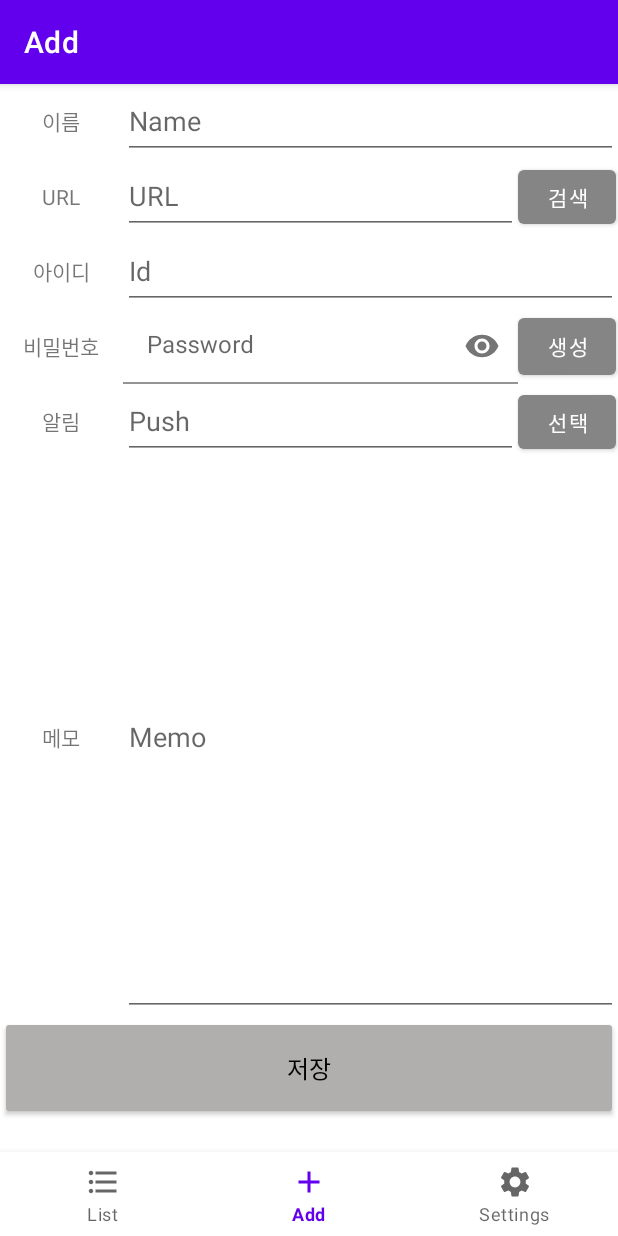
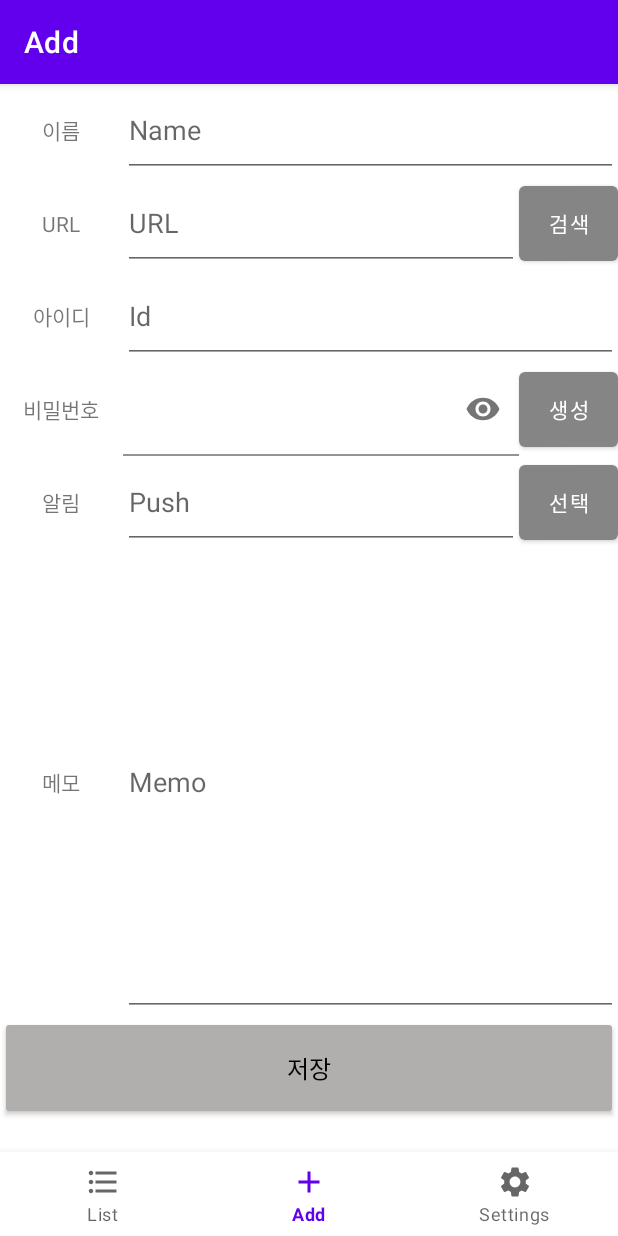
Before and after one commit to kksomi/PWManager, an Android app: the AddFragment screen opened through its navigation route, on a phone screen of 412 x 824 dp. Run offline under Robolectric (Android 15) with nearby library versions, the phone set to English and light mode, and no system bars; our stand-ins replace navigation-ui; 11 statements that could not run were skipped.

Commit message:
insert ui 수정

```diff
--- a/app/src/main/res/layout/activity_insert.xml
+++ b/app/src/main/res/layout/activity_insert.xml
@@ -29,47 +29,54 @@
                 android:layout_width="0px"
                 android:layout_height="match_parent"
                 android:layout_weight="1"
-                android:orientation="vertical">
+                android:orientation="vertical"
+                android:weightSum="10">
 
                 <TextView
                     android:id="@+id/textView"
                     android:layout_width="match_parent"
-                    android:layout_height="50dp"
+                    android:layout_height="0px"
+                    android:layout_weight="1"
                     android:gravity="center"
                     android:text="이름" />
 
                 <TextView
                     android:id="@+id/textView2"
                     android:layout_width="match_parent"
-                    android:layout_height="50dp"
+                    android:layout_height="0px"
+                    android:layout_weight="1"
                     android:gravity="center"
                     android:text="URL" />
 
                 <TextView
                     android:id="@+id/textView3"
                     android:layout_width="match_parent"
-                    android:layout_height="50dp"
+                    android:layout_height="0px"
+                    android:layout_weight="1"
                     android:gravity="center"
                     android:text="아이디" />
 
                 <TextView
                     android:id="@+id/textView4"
                     android:layout_width="match_parent"
-                    android:layout_height="50dp"
+                    android:layout_height="0px"
+                    android:layout_weight="1"
                     android:gravity="center"
                     android:text="비밀번호" />
 
                 <TextView
                     android:id="@+id/textView5"
                     android:layout_width="match_parent"
-                    android:layout_height="50dp"
+                    android:layout_height="0px"
+                    android:layout_weight="1"
                     android:gravity="center"
                     android:text="알림" />
 
                 <TextView
                     android:id="@+id/textView6"
                     android:layout_width="match_parent"
-                    android:layout_height="match_parent"
+                    android:layout_height="0px"
+                    android:layout_weight="5"
                     android:gravity="center|center_horizontal"
                     android:text="메모" />
             </LinearLayout>
@@ -79,32 +86,37 @@
                 android:layout_width="0px"
                 android:layout_height="match_parent"
                 android:layout_weight="4"
-                android:orientation="vertical">
+                android:orientation="vertical"
+                android:weightSum="10">
 
                 <com.google.android.material.textfield.TextInputEditText
                     android:id="@+id/input_name"
                     android:layout_width="match_parent"
-                    android:layout_height="50dp"
+                    android:layout_height="0px"
+                    android:layout_weight="1"
                     android:ems="10"
                     android:hint="Name"
                     android:inputType="textPersonName" />
 
                 <LinearLayout
                     android:layout_width="match_parent"
-                    android:layout_height="50dp"
+                    android:layout_height="0px"
+                    android:layout_weight="1"
                     android:orientation="horizontal">
 
                     <com.google.android.material.textfield.TextInputEditText
                         android:id="@+id/input_url"
-                        android:layout_width="263dp"
-                        android:layout_height="50dp"
+                        android:layout_width="0px"
+                        android:layout_height="match_parent"
+                        android:layout_weight="4"
                         android:hint="URL"
                         android:inputType="textUri" />
 
                     <Button
                         android:id="@+id/button2"
-                        android:layout_width="65dp"
-                        android:layout_height="wrap_content"
+                        android:layout_width="0px"
+                        android:layout_height="match_parent"
+                        android:layout_weight="1"
                         android:text="검색"
                         app:backgroundTint="#858585" />
                 </LinearLayout>
@@ -112,35 +124,39 @@
                 <com.google.android.material.textfield.TextInputEditText
                     android:id="@+id/input_id"
                     android:layout_width="match_parent"
-                    android:layout_height="50dp"
+                    android:layout_height="0px"
+                    android:layout_weight="1"
                     android:ems="10"
                     android:hint="Id"
                     android:inputType="text" />
 
                 <LinearLayout
                     android:layout_width="match_parent"
-                    android:layout_height="50dp"
+                    android:layout_height="0px"
+                    android:layout_weight="1"
                     android:orientation="horizontal">
 
                     <com.google.android.material.textfield.TextInputLayout
-                        android:layout_width="263dp"
+                        android:layout_width="0px"
                         android:layout_height="match_parent"
+                        android:layout_weight="4"
                         android:background="#FFFFFF"
                         app:boxBackgroundColor="#FFFFFF"
                         app:passwordToggleEnabled="true">
 
                         <com.google.android.material.textfield.TextInputEditText
                             android:id="@+id/input_pw"
-                            android:layout_width="263dp"
+                            android:layout_width="match_parent"
                             android:layout_height="match_parent"
-                            android:hint="Password"
                             android:inputType="textPassword" />
+
                     </com.google.android.material.textfield.TextInputLayout>
 
                     <Button
                         android:id="@+id/button4"
-                        android:layout_width="65dp"
+                        android:layout_width="0px"
                         android:layout_height="match_parent"
+                        android:layout_weight="1"
                         android:text="생성"
                         app:backgroundTint="#858585" />
 
@@ -149,20 +165,23 @@
 
                 <LinearLayout
                     android:layout_width="match_parent"
-                    android:layout_height="50dp"
+                    android:layout_height="0px"
+                    android:layout_weight="1"
                     android:orientation="horizontal">
 
                     <EditText
                         android:id="@+id/userPush"
-                        android:layout_width="263dp"
-                        android:layout_height="50dp"
+                        android:layout_width="0px"
+                        android:layout_height="match_parent"
+                        android:layout_weight="4"
                         android:hint="Push"
                         android:inputType="textPersonName" />
 
                     <Button
                         android:id="@+id/button5"
-                        android:layout_width="65dp"
-                        android:layout_height="wrap_content"
+                        android:layout_width="0px"
+                        android:layout_height="match_parent"
+                        android:layout_weight="1"
                         android:text="선택"
                         app:backgroundTint="#858585" />
                 </LinearLayout>
@@ -170,7 +189,8 @@
                 <com.google.android.material.textfield.TextInputEditText
                     android:id="@+id/input_memo"
                     android:layout_width="match_parent"
-                    android:layout_height="match_parent"
+                    android:layout_height="0px"
+                    android:layout_weight="5"
                     android:ems="10"
                     android:hint="Memo"
                     android:inputType="textMultiLine"
```
